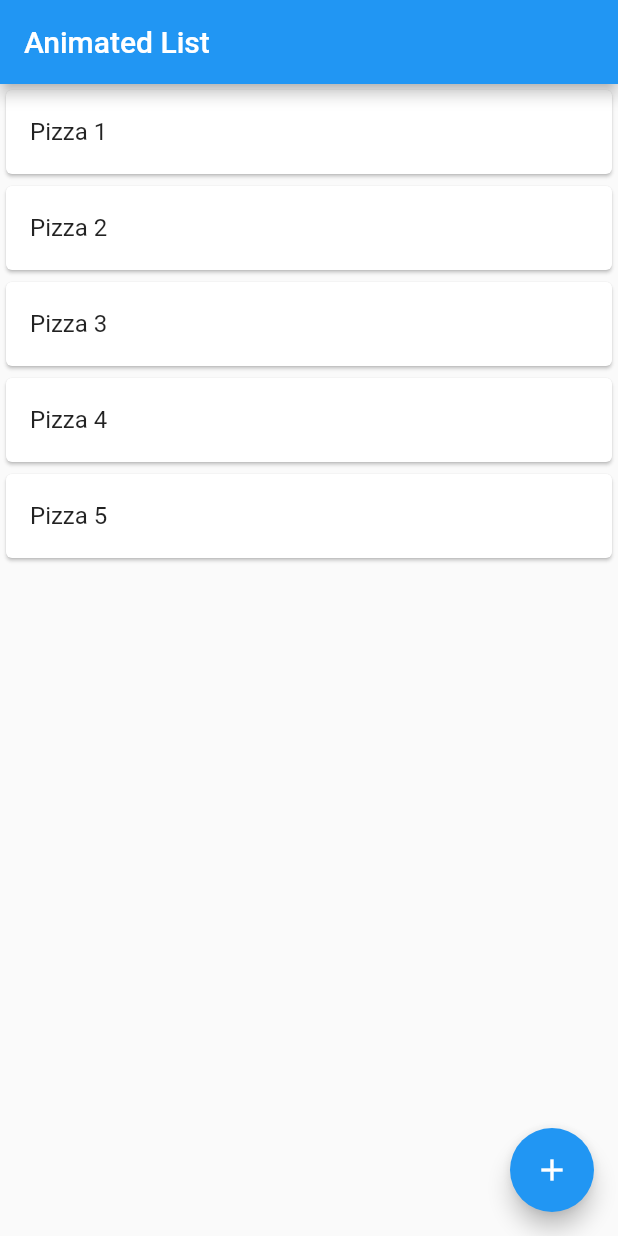
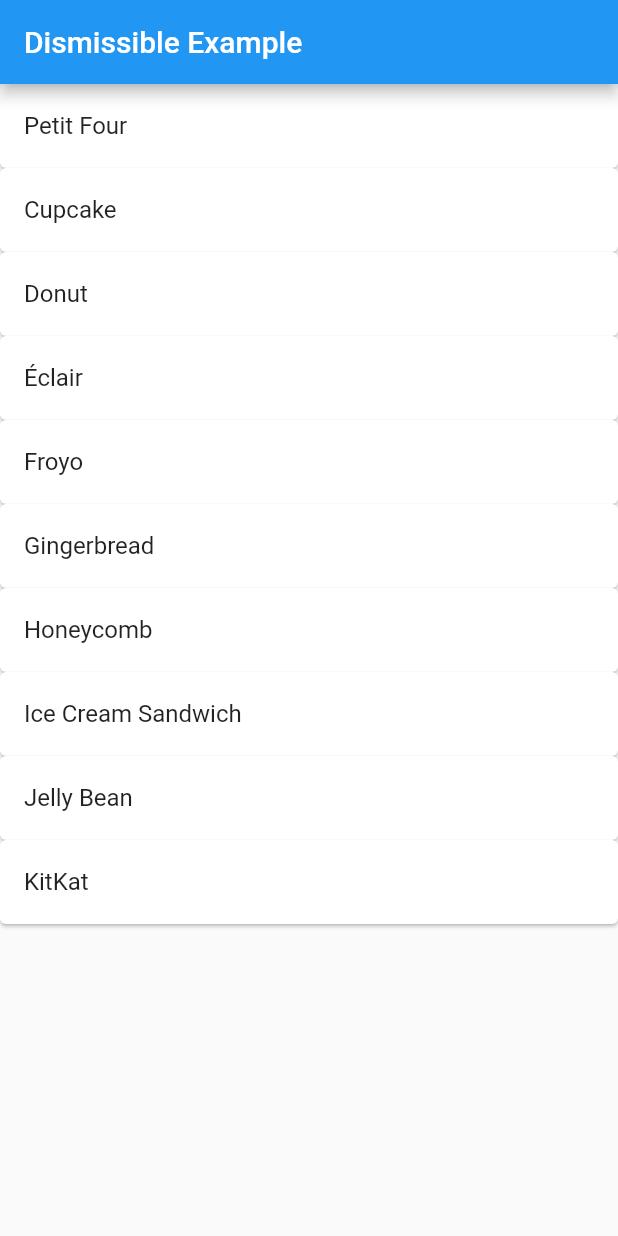
Before and after one commit to faithcredit/my_animations, a Flutter app: the screen it shows after launch, on a phone screen of 412 x 824 dp. Run offline on Flutter 3.47's test engine with Material 2 defaults, Android fonts, the light colour scheme and no system bars.

Commit message:
Implementing swiping with the Dismissible widget using animation package

```diff
--- /dev/null
+++ b/lib/dismissible.dart
@@ -0,0 +1,75 @@
+import 'package:flutter/material.dart';
+import 'package:animations/animations.dart';
+
+class DismissibleScreen extends StatefulWidget {
+  const DismissibleScreen({super.key});
+
+  @override
+  State<DismissibleScreen> createState() => _DismissibleScreenState();
+}
+
+class _DismissibleScreenState extends State<DismissibleScreen> {
+  final List<String> sweets = [
+    'Petit Four',
+    'Cupcake',
+    'Donut',
+    'Éclair',
+    'Froyo',
+    'Gingerbread ',
+    'Honeycomb ',
+    'Ice Cream Sandwich',
+    'Jelly Bean',
+    'KitKat'
+  ];
+
+  @override
+  Widget build(BuildContext context) {
+    return Scaffold(
+        appBar: AppBar(
+          title: const Text('Dismissible Example'),
+        ),
+        body: ListView.builder(
+            itemCount: sweets.length,
+            itemBuilder: (context, index) {
+              return OpenContainer(
+                transitionDuration: const Duration(seconds: 3),
+                transitionType: ContainerTransitionType.fade,
+                closedBuilder: (context, openContainer) {
+                  return Dismissible(
+                    background: const ColoredBox(color: Colors.red),
+                    key: Key(sweets[index]),
+                    child: ListTile(
+                      title: Text(sweets[index]),
+                    ),
+                    onDismissed: (direction) {
+                      sweets.removeAt(index);
+                    },
+                  );
+                },
+                openBuilder: (context, closeContainer) {
+                  return Scaffold(
+                    appBar: AppBar(
+                      title: Text(sweets[index]),
+                    ),
+                    body: Center(
+                      child: Column(
+                        children: [
+                          const SizedBox(
+                            width: 200,
+                            height: 200,
+                            child: Icon(
+                              Icons.cake,
+                              size: 200,
+                              color: Colors.orange,
+                            ),
+                          ),
+                          Text(sweets[index])
+                        ],
+                      ),
+                    ),
+                  );
+                },
+              );
+            }));
+  }
+}
--- a/lib/main.dart
+++ b/lib/main.dart
@@ -4,6 +4,7 @@ import './shape_animation.dart';
 import './list_screen.dart';
 import './fade_transition.dart';
 import './animated_list.dart';
+import './dismissible.dart';
 void main() {
   runApp(const MyApp());
 }
@@ -17,7 +18,7 @@ class MyApp extends StatelessWidget {
       theme: ThemeData(
         primarySwatch: Colors.blue,
       ),
-     home: const AnimatedListScreen(),
+     home: const DismissibleScreen(),
    );
   }
 }
--- a/pubspec.yaml
+++ b/pubspec.yaml
@@ -35,6 +35,7 @@ dependencies:
   # The following adds the Cupertino Icons font to your application.
   # Use with the CupertinoIcons class for iOS style icons.
   cupertino_icons: ^1.0.2
+  animations: ^2.0.7
 
 dev_dependencies:
   flutter_test:
```
